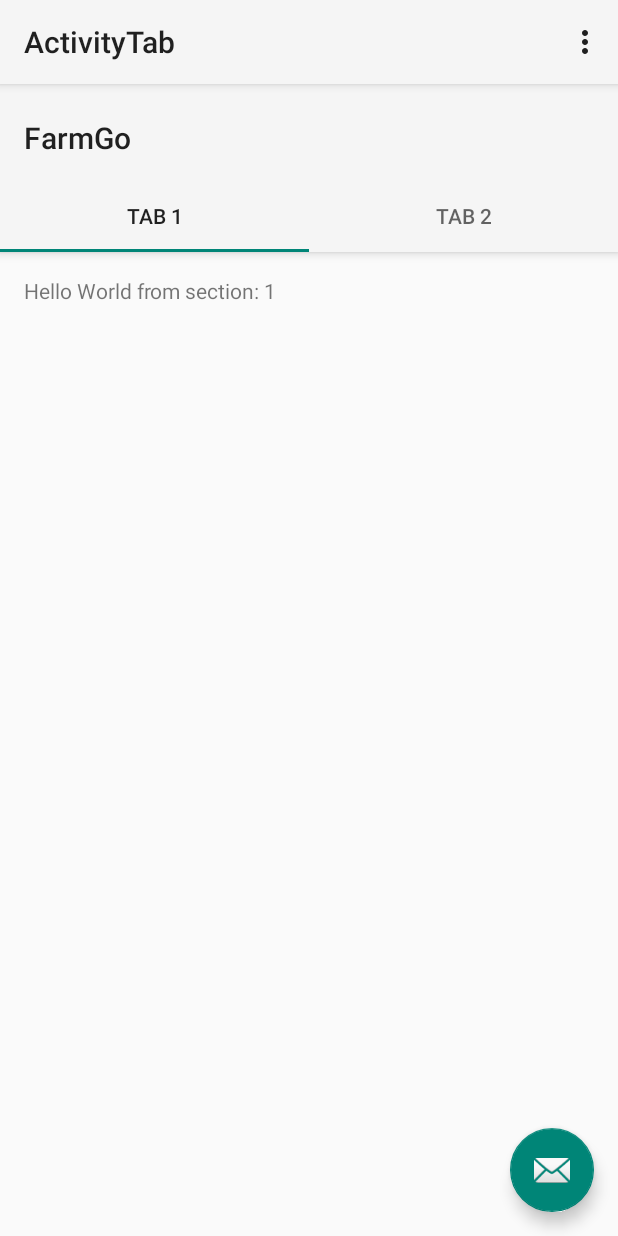
After one commit to rhesaav/FarmGo, an Android app: the ActivityTab screen opened directly, with no data from a screen before it, on a phone screen of 412 x 824 dp. The commit adds this screen. Run offline under Robolectric (Android 15) with nearby library versions, the phone set to English and light mode, and no system bars; 1 statement that could not run was skipped.

Commit message:
+ create new activity to addd tab layout for the project

```diff
--- /dev/null
+++ b/app/src/main/java/id/sch/smktelkom_mlg/afinal/xirpl1052029/farmgo/ActivityTab.java
@@ -0,0 +1,149 @@
+package id.sch.smktelkom_mlg.afinal.xirpl1052029.farmgo;
+
+import android.os.Bundle;
+import android.support.design.widget.FloatingActionButton;
+import android.support.design.widget.Snackbar;
+import android.support.design.widget.TabLayout;
+import android.support.v4.app.Fragment;
+import android.support.v4.app.FragmentManager;
+import android.support.v4.app.FragmentPagerAdapter;
+import android.support.v4.view.ViewPager;
+import android.support.v7.app.AppCompatActivity;
+import android.support.v7.widget.Toolbar;
+import android.view.LayoutInflater;
+import android.view.Menu;
+import android.view.MenuItem;
+import android.view.View;
+import android.view.ViewGroup;
+import android.widget.TextView;
+
+public class ActivityTab extends AppCompatActivity {
+
+    /**
+     * The {@link android.support.v4.view.PagerAdapter} that will provide
+     * fragments for each of the sections. We use a
+     * {@link FragmentPagerAdapter} derivative, which will keep every
+     * loaded fragment in memory. If this becomes too memory intensive, it
+     * may be best to switch to a
+     * {@link android.support.v4.app.FragmentStatePagerAdapter}.
+     */
+    private SectionsPagerAdapter mSectionsPagerAdapter;
+
+    /**
+     * The {@link ViewPager} that will host the section contents.
+     */
+    private ViewPager mViewPager;
+
+    @Override
+    protected void onCreate(Bundle savedInstanceState) {
+        super.onCreate(savedInstanceState);
+        setContentView(R.layout.activity_tab);
+
+        Toolbar toolbar = findViewById(R.id.toolbar);
+        setSupportActionBar(toolbar);
+        // Create the adapter that will return a fragment for each of the three
+        // primary sections of the activity.
+        mSectionsPagerAdapter = new SectionsPagerAdapter(getSupportFragmentManager());
+
+        // Set up the ViewPager with the sections adapter.
+        mViewPager = findViewById(R.id.container);
+        mViewPager.setAdapter(mSectionsPagerAdapter);
+
+        TabLayout tabLayout = findViewById(R.id.tabs);
+
+        mViewPager.addOnPageChangeListener(new TabLayout.TabLayoutOnPageChangeListener(tabLayout));
+        tabLayout.addOnTabSelectedListener(new TabLayout.ViewPagerOnTabSelectedListener(mViewPager));
+
+        FloatingActionButton fab = findViewById(R.id.fab);
+        fab.setOnClickListener(new View.OnClickListener() {
+            @Override
+            public void onClick(View view) {
+                Snackbar.make(view, "Replace with your own action", Snackbar.LENGTH_LONG)
+                        .setAction("Action", null).show();
+            }
+        });
+
+    }
+
+
+    @Override
+    public boolean onCreateOptionsMenu(Menu menu) {
+        // Inflate the menu; this adds items to the action bar if it is present.
+        getMenuInflater().inflate(R.menu.menu_activity_tab, menu);
+        return true;
+    }
+
+    @Override
+    public boolean onOptionsItemSelected(MenuItem item) {
+        // Handle action bar item clicks here. The action bar will
+        // automatically handle clicks on the Home/Up button, so long
+        // as you specify a parent activity in AndroidManifest.xml.
+        int id = item.getItemId();
+
+        //noinspection SimplifiableIfStatement
+        if (id == R.id.action_settings) {
+            return true;
+        }
+
+        return super.onOptionsItemSelected(item);
+    }
+
+    /**
+     * A placeholder fragment containing a simple view.
+     */
+    public static class PlaceholderFragment extends Fragment {
+        /**
+         * The fragment argument representing the section number for this
+         * fragment.
+         */
+        private static final String ARG_SECTION_NUMBER = "section_number";
+
+        public PlaceholderFragment() {
+        }
+
+        /**
+         * Returns a new instance of this fragment for the given section
+         * number.
+         */
+        public static PlaceholderFragment newInstance(int sectionNumber) {
+            PlaceholderFragment fragment = new PlaceholderFragment();
+            Bundle args = new Bundle();
+            args.putInt(ARG_SECTION_NUMBER, sectionNumber);
+            fragment.setArguments(args);
+            return fragment;
+        }
+
+        @Override
+        public View onCreateView(LayoutInflater inflater, ViewGroup container,
+                                 Bundle savedInstanceState) {
+            View rootView = inflater.inflate(R.layout.fragment_activity_tab, container, false);
+            TextView textView = rootView.findViewById(R.id.section_label);
+            textView.setText(getString(R.string.section_format, getArguments().getInt(ARG_SECTION_NUMBER)));
+            return rootView;
+        }
+    }
+
+    /**
+     * A {@link FragmentPagerAdapter} that returns a fragment corresponding to
+     * one of the sections/tabs/pages.
+     */
+    public class SectionsPagerAdapter extends FragmentPagerAdapter {
+
+        public SectionsPagerAdapter(FragmentManager fm) {
+            super(fm);
+        }
+
+        @Override
+        public Fragment getItem(int position) {
+            // getItem is called to instantiate the fragment for the given page.
+            // Return a PlaceholderFragment (defined as a static inner class below).
+            return PlaceholderFragment.newInstance(position + 1);
+        }
+
+        @Override
+        public int getCount() {
+            // Show 3 total pages.
+            return 3;
+        }
+    }
+}
--- a/app/src/main/res/layout/activity_optional_login.xml
+++ b/app/src/main/res/layout/activity_optional_login.xml
@@ -34,8 +34,8 @@
         android:id="@+id/btn_masuk"
         android:layout_width="wrap_content"
         android:layout_height="wrap_content"
-        android:layout_below="@+id/textView"
-        android:layout_marginTop="89dp"
+        android:layout_alignParentBottom="true"
+        android:layout_marginBottom="75dp"
         android:layout_toStartOf="@+id/logo"
         android:background="@drawable/button_transparent"
         android:onClick="goToLogin"
@@ -54,5 +54,15 @@
         android:text="Daftar"
         android:textColor="@android:color/white" />
 
+    <TextView
+        android:id="@+id/textView2"
+        android:layout_width="wrap_content"
+        android:layout_height="wrap_content"
+        android:layout_above="@+id/btn_daftar"
+        android:layout_centerHorizontal="true"
+        android:layout_marginBottom="37dp"
+        android:text="-- What will you do? -- "
+        android:textColor="@android:color/white" />
+
 
 </RelativeLayout>
--- /dev/null
+++ b/app/src/main/res/layout/activity_tab.xml
@@ -0,0 +1,65 @@
+<?xml version="1.0" encoding="utf-8"?>
+<android.support.design.widget.CoordinatorLayout xmlns:android="http://schemas.android.com/apk/res/android"
+    xmlns:app="http://schemas.android.com/apk/res-auto"
+    xmlns:tools="http://schemas.android.com/tools"
+    android:id="@+id/main_content"
+    android:layout_width="match_parent"
+    android:layout_height="match_parent"
+    android:fitsSystemWindows="true"
+    tools:context="id.sch.smktelkom_mlg.afinal.xirpl1052029.farmgo.ActivityTab">
+
+    <android.support.design.widget.AppBarLayout
+        android:id="@+id/appbar"
+        android:layout_width="match_parent"
+        android:layout_height="wrap_content"
+        android:paddingTop="@dimen/appbar_padding_top"
+        android:theme="@style/AppTheme.AppBarOverlay">
+
+        <android.support.v7.widget.Toolbar
+            android:id="@+id/toolbar"
+            android:layout_width="match_parent"
+            android:layout_height="?attr/actionBarSize"
+            android:layout_weight="1"
+            android:background="?attr/colorPrimary"
+            app:layout_scrollFlags="scroll|enterAlways"
+            app:popupTheme="@style/AppTheme.PopupOverlay"
+            app:title="@string/app_name">
+
+        </android.support.v7.widget.Toolbar>
+
+        <android.support.design.widget.TabLayout
+            android:id="@+id/tabs"
+            android:layout_width="match_parent"
+            android:layout_height="wrap_content">
+
+            <android.support.design.widget.TabItem
+                android:id="@+id/tabItem"
+                android:layout_width="wrap_content"
+                android:layout_height="wrap_content"
+                android:text="@string/tab_text_1" />
+
+            <android.support.design.widget.TabItem
+                android:id="@+id/tabItem2"
+                android:layout_width="wrap_content"
+                android:layout_height="wrap_content"
+                android:text="@string/tab_text_2" />
+
+
+        </android.support.design.widget.TabLayout>
+    </android.support.design.widget.AppBarLayout>
+
+    <android.support.v4.view.ViewPager
+        android:id="@+id/container"
+        android:layout_width="match_parent"
+        android:layout_height="match_parent"
+        app:layout_behavior="@string/appbar_scrolling_view_behavior" />
+
+    <android.support.design.widget.FloatingActionButton
+        android:id="@+id/fab"
+        android:layout_width="wrap_content"
+        android:layout_height="wrap_content"
+        android:layout_gravity="end|bottom"
+        android:layout_margin="@dimen/fab_margin"
+        app:srcCompat="@android:drawable/ic_dialog_email" />
+
+</android.support.design.widget.CoordinatorLayout>
--- /dev/null
+++ b/app/src/main/res/layout/fragment_activity_tab.xml
@@ -0,0 +1,22 @@
+<android.support.constraint.ConstraintLayout xmlns:android="http://schemas.android.com/apk/res/android"
+    xmlns:app="http://schemas.android.com/apk/res-auto"
+    xmlns:tools="http://schemas.android.com/tools"
+    android:id="@+id/constraintLayout"
+    android:layout_width="match_parent"
+    android:layout_height="match_parent"
+    tools:context="id.sch.smktelkom_mlg.afinal.xirpl1052029.farmgo.ActivityTab$PlaceholderFragment">
+
+    <TextView
+        android:id="@+id/section_label"
+        android:layout_width="wrap_content"
+        android:layout_height="wrap_content"
+        android:layout_marginBottom="@dimen/activity_vertical_margin"
+        android:layout_marginEnd="@dimen/activity_horizontal_margin"
+        android:layout_marginStart="@dimen/activity_horizontal_margin"
+        android:layout_marginTop="@dimen/activity_vertical_margin"
+        app:layout_constraintLeft_toLeftOf="parent"
+        app:layout_constraintTop_toTopOf="@+id/constraintLayout"
+        tools:layout_constraintLeft_creator="1"
+        tools:layout_constraintTop_creator="1" />
+
+</android.support.constraint.ConstraintLayout>
--- /dev/null
+++ b/app/src/main/res/menu/menu_activity_tab.xml
@@ -0,0 +1,10 @@
+<menu xmlns:android="http://schemas.android.com/apk/res/android"
+    xmlns:app="http://schemas.android.com/apk/res-auto"
+    xmlns:tools="http://schemas.android.com/tools"
+    tools:context="id.sch.smktelkom_mlg.afinal.xirpl1052029.farmgo.ActivityTab">
+    <item
+        android:id="@+id/action_settings"
+        android:orderInCategory="100"
+        android:title="@string/action_settings"
+        app:showAsAction="never" />
+</menu>
--- /dev/null
+++ b/app/src/main/res/values-w820dp/dimens.xml
@@ -0,0 +1,6 @@
+<resources>
+    <!-- Example customization of dimensions originally defined in res/values/dimens.xml
+         (such as screen margins) for screens with more than 820dp of available width. This
+         would include 7" and 10" devices in landscape (~960dp and ~1280dp respectively). -->
+    <dimen name="activity_horizontal_margin">64dp</dimen>
+</resources>
--- /dev/null
+++ b/app/src/main/res/values/dimens.xml
@@ -0,0 +1,7 @@
+<resources>
+    <!-- Default screen margins, per the Android Design guidelines. -->
+    <dimen name="activity_horizontal_margin">16dp</dimen>
+    <dimen name="activity_vertical_margin">16dp</dimen>
+    <dimen name="fab_margin">16dp</dimen>
+    <dimen name="appbar_padding_top">8dp</dimen>
+</resources>
--- a/app/src/main/res/values/strings.xml
+++ b/app/src/main/res/values/strings.xml
@@ -1,3 +1,9 @@
 <resources>
     <string name="app_name">FarmGo</string>
+    <string name="title_activity_tab">ActivityTab</string>
+    <string name="tab_text_1">Tab 1</string>
+    <string name="tab_text_2">Tab 2</string>
+    <string name="tab_text_3">Tab 3</string>
+    <string name="action_settings">Settings</string>
+    <string name="section_format">Hello World from section: %1$d</string>
 </resources>
```
Also changed, not shown: app/src/main/AndroidManifest.xml (+10 -3 lines).
